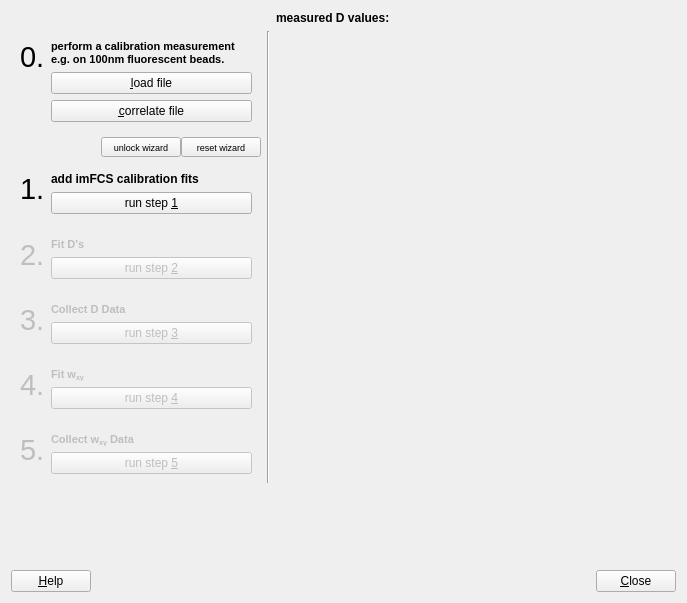
Qt form plugins/imfcsfit/imfcscalibrationwizard.ui (jkriege2/QuickFit3) before a commit.
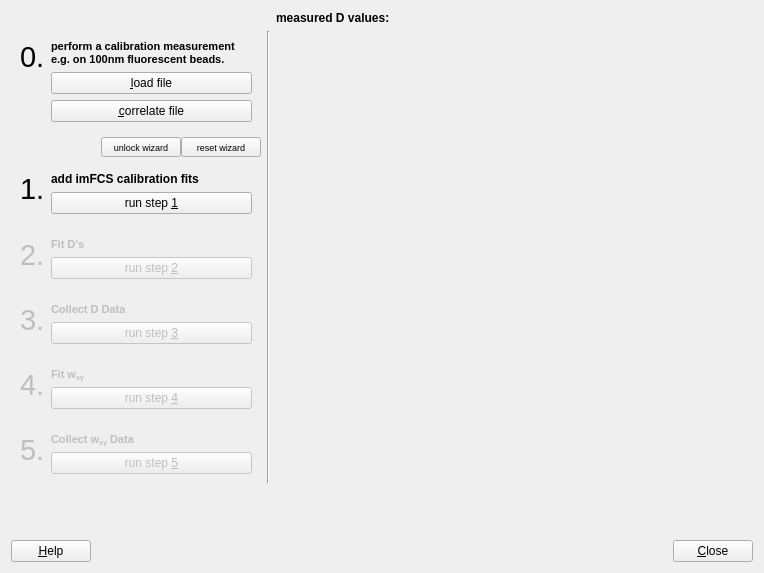
The same form after that commit. Icons and pictures are not drawn. Custom widgets are drawn as their Qt base class.

Diff of the .ui file:
```diff
--- a/plugins/imfcsfit/imfcscalibrationwizard.ui
+++ b/plugins/imfcsfit/imfcscalibrationwizard.ui
@@ -6,8 +6,8 @@
    <rect>
     <x>0</x>
     <y>0</y>
-    <width>687</width>
-    <height>603</height>
+    <width>764</width>
+    <height>573</height>
    </rect>
   </property>
   <property name="minimumSize">
```
Left out of the diff: 2 changed lines with no effect on the pictures.
